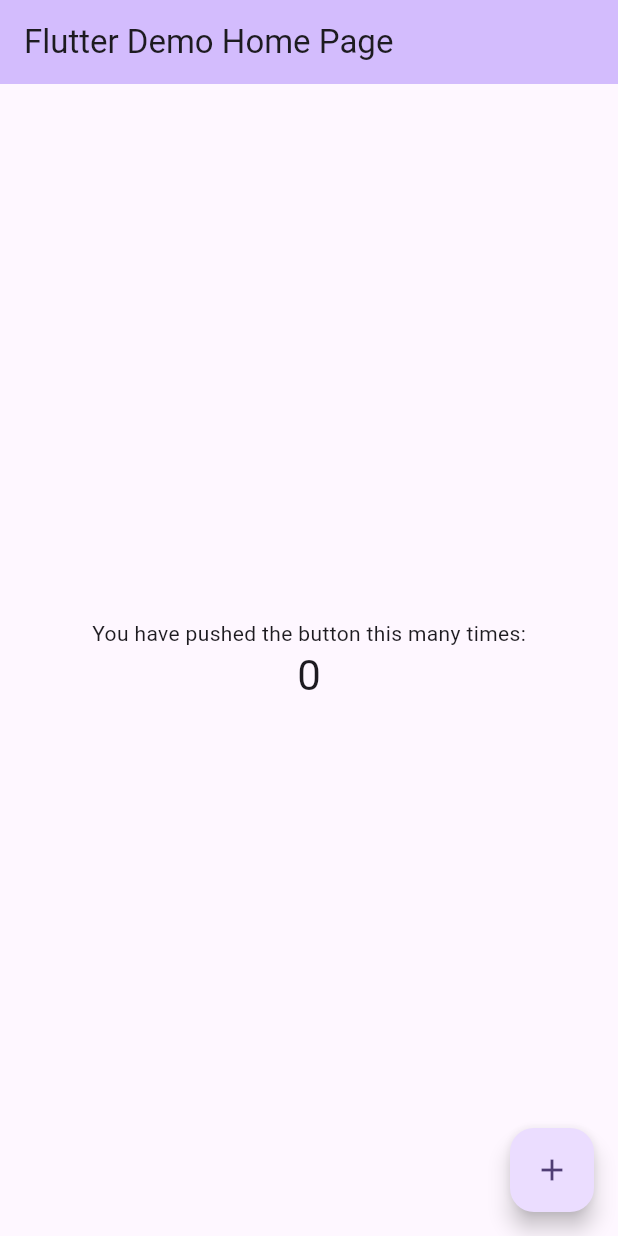
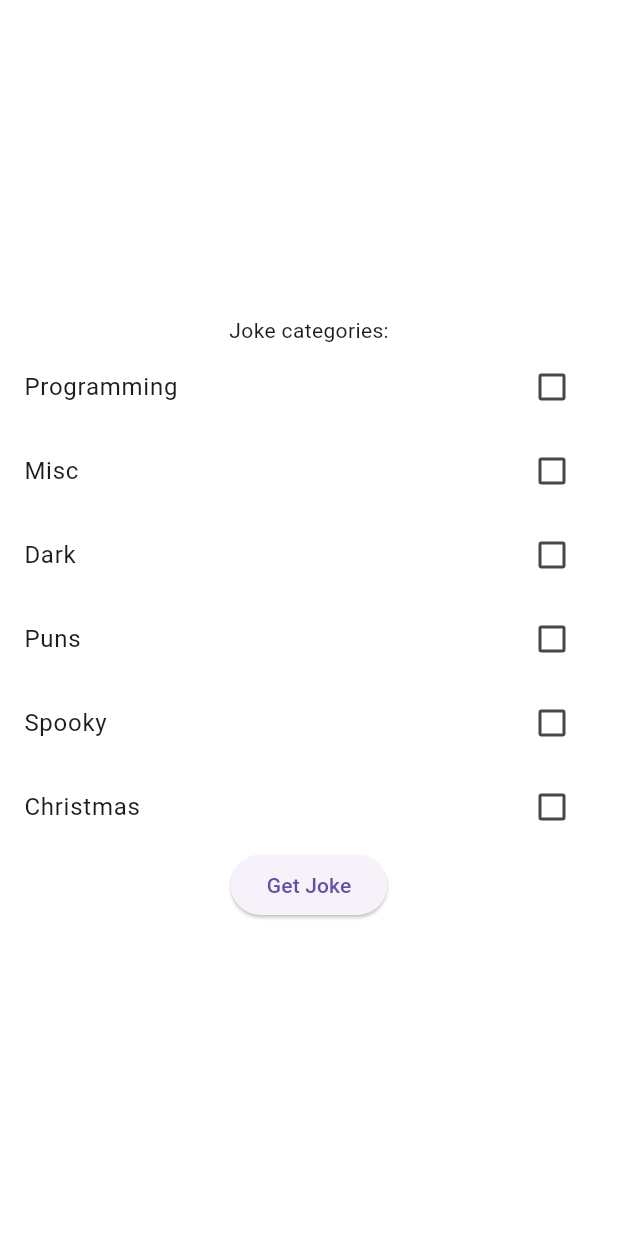
Before and after one commit to chessitay/Joke-API, a Flutter app: the screen it shows after launch, on a phone screen of 412 x 824 dp. Run offline on Flutter 3.47's test engine with Material 3 defaults, Android fonts, the phone set to English and light mode, and no system bars.

Commit message:
made the check list

```diff
--- a/lib/main.dart
+++ b/lib/main.dart
@@ -1,122 +1,81 @@
 import 'package:flutter/material.dart';
 
 void main() {
-  runApp(const MyApp());
+  runApp(const MainApp());
 }
 
-class MyApp extends StatelessWidget {
-  const MyApp({super.key});
+class MainApp extends StatelessWidget {
+  const MainApp({super.key});
 
-  // This widget is the root of your application.
   @override
   Widget build(BuildContext context) {
-    return MaterialApp(
-      title: 'Flutter Demo',
-      theme: ThemeData(
-        // This is the theme of your application.
-        //
-        // TRY THIS: Try running your application with "flutter run". You'll see
-        // the application has a purple toolbar. Then, without quitting the app,
-        // try changing the seedColor in the colorScheme below to Colors.green
-        // and then invoke "hot reload" (save your changes or press the "hot
-        // reload" button in a Flutter-supported IDE, or press "r" if you used
-        // the command line to start the app).
-        //
-        // Notice that the counter didn't reset back to zero; the application
-        // state is not lost during the reload. To reset the state, use hot
-        // restart instead.
-        //
-        // This works for code too, not just values: Most code changes can be
-        // tested with just a hot reload.
-        colorScheme: .fromSeed(seedColor: Colors.deepPurple),
-      ),
-      home: const MyHomePage(title: 'Flutter Demo Home Page'),
+    return const MaterialApp(
+      debugShowCheckedModeBanner: false,
+      home: HomeScreen(),
     );
   }
 }
 
-class MyHomePage extends StatefulWidget {
-  const MyHomePage({super.key, required this.title});
-
-  // This widget is the home page of your application. It is stateful, meaning
-  // that it has a State object (defined below) that contains fields that affect
-  // how it looks.
-
-  // This class is the configuration for the state. It holds the values (in this
-  // case the title) provided by the parent (in this case the App widget) and
-  // used by the build method of the State. Fields in a Widget subclass are
-  // always marked "final".
-
-  final String title;
+class HomeScreen extends StatefulWidget {
+  const HomeScreen({super.key});
 
   @override
-  State<MyHomePage> createState() => _MyHomePageState();
+  State<HomeScreen> createState() => _HomeScreenState();
 }
 
-class _MyHomePageState extends State<MyHomePage> {
-  int _counter = 0;
-
-  void _incrementCounter() {
-    setState(() {
-      // This call to setState tells the Flutter framework that something has
-      // changed in this State, which causes it to rerun the build method below
-      // so that the display can reflect the updated values. If we changed
-      // _counter without calling setState(), then the build method would not be
-      // called again, and so nothing would appear to happen.
-      _counter++;
-    });
-  }
+class _HomeScreenState extends State<HomeScreen> {
+  final List<String> categories = [
+    'Programming',
+    'Misc',
+    'Dark',
+    'Puns',
+    'Spooky',
+    'Christmas',
+  ];
 
   @override
   Widget build(BuildContext context) {
-    // This method is rerun every time setState is called, for instance as done
-    // by the _incrementCounter method above.
-    //
-    // The Flutter framework has been optimized to make rerunning build methods
-    // fast, so that you can just rebuild anything that needs updating rather
-    // than having to individually change instances of widgets.
     return Scaffold(
-      appBar: AppBar(
-        // TRY THIS: Try changing the color here to a specific color (to
-        // Colors.amber, perhaps?) and trigger a hot reload to see the AppBar
-        // change color while the other colors stay the same.
-        backgroundColor: Theme.of(context).colorScheme.inversePrimary,
-        // Here we take the value from the MyHomePage object that was created by
-        // the App.build method, and use it to set our appbar title.
-        title: Text(widget.title),
-      ),
       body: Center(
-        // Center is a layout widget. It takes a single child and positions it
-        // in the middle of the parent.
         child: Column(
-          // Column is also a layout widget. It takes a list of children and
-          // arranges them vertically. By default, it sizes itself to fit its
-          // children horizontally, and tries to be as tall as its parent.
-          //
-          // Column has various properties to control how it sizes itself and
-          // how it positions its children. Here we use mainAxisAlignment to
-          // center the children vertically; the main axis here is the vertical
-          // axis because Columns are vertical (the cross axis would be
-          // horizontal).
-          //
-          // TRY THIS: Invoke "debug painting" (choose the "Toggle Debug Paint"
-          // action in the IDE, or press "p" in the console), to see the
-          // wireframe for each widget.
-          mainAxisAlignment: .center,
+          mainAxisAlignment: MainAxisAlignment.center,
           children: [
-            const Text('You have pushed the button this many times:'),
-            Text(
-              '$_counter',
-              style: Theme.of(context).textTheme.headlineMedium,
+            Text('Joke categories:'),
+            CheckboxListTile(
+              value: false,
+              onChanged: (value) {},
+              title: Text('Programming'),
             ),
+            CheckboxListTile(
+              value: false,
+              onChanged: (value) {},
+              title: Text('Misc'),
+            ),
+            CheckboxListTile(
+              value: false,
+              onChanged: (value) {},
+              title: Text('Dark'),
+            ),
+            CheckboxListTile(
+              value: false,
+              onChanged: (value) {},
+              title: Text('Puns'),
+            ),
+            CheckboxListTile(
+              value: false,
+              onChanged: (value) {},
+              title: Text('Spooky'),
+            ),
+            CheckboxListTile(
+              value: false,
+              onChanged: (value) {},
+              title: Text('Christmas'),
+            ),
+            ElevatedButton(onPressed: () {}, child: Text('Get Joke')),
           ],
         ),
       ),
-      floatingActionButton: FloatingActionButton(
-        onPressed: _incrementCounter,
-        tooltip: 'Increment',
-        child: const Icon(Icons.add),
-      ),
+      backgroundColor: Colors.white,
     );
   }
 }
```
